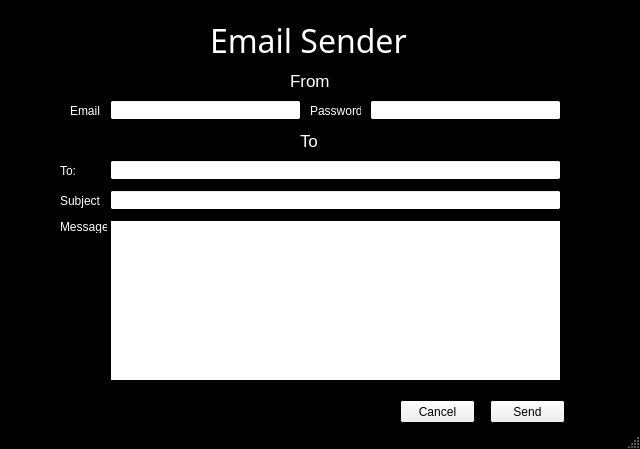
Above: Automating Emails/Email GUI App/Sender.ui from Hammad-001/Python-Projects before the change. Below: the same form after it.
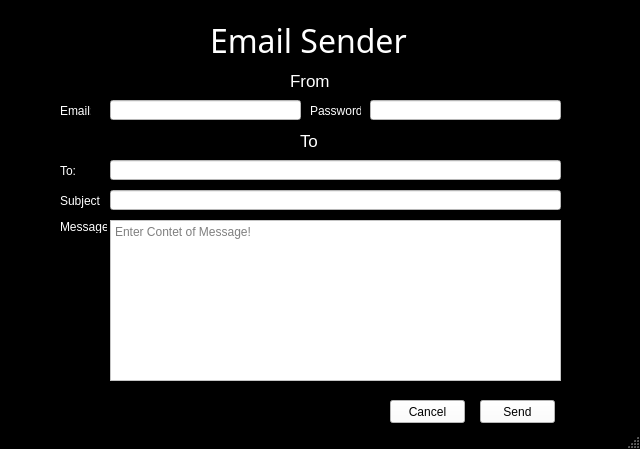
That is the form after the change.

```diff
--- a/Automating Emails/Email GUI App/Sender.ui
+++ b/Automating Emails/Email GUI App/Sender.ui
@@ -164,6 +164,25 @@
       <bold>true</bold>
      </font>
     </property>
+    <property name="cursor">
+     <cursorShape>IBeamCursor</cursorShape>
+    </property>
+    <property name="statusTip">
+     <string>Enter Receiver Email Here!</string>
+    </property>
+    <property name="layoutDirection">
+     <enum>Qt::LeftToRight</enum>
+    </property>
+    <property name="autoFillBackground">
+     <bool>false</bool>
+    </property>
+    <property name="styleSheet">
+     <string notr="true">color:black;
+background-color:white;</string>
+    </property>
+    <property name="locale">
+     <locale language="English" country="Pakistan"/>
+    </property>
    </widget>
    <widget class="QLineEdit" name="EmailSubject">
     <property name="geometry">
@@ -182,35 +201,264 @@
       <bold>true</bold>
      </font>
     </property>
+    <property name="cursor">
+     <cursorShape>IBeamCursor</cursorShape>
+    </property>
+    <property name="statusTip">
+     <string>Enter Subject of the Email!</string>
+    </property>
+    <property name="layoutDirection">
+     <enum>Qt::LeftToRight</enum>
+    </property>
+    <property name="autoFillBackground">
+     <bool>false</bool>
+    </property>
+    <property name="styleSheet">
+     <string notr="true">color:black;
+background-color:white;</string>
+    </property>
+    <property name="locale">
+     <locale language="English" country="Pakistan"/>
+    </property>
    </widget>
    <widget class="QPushButton" name="Cancel">
     <property name="geometry">
      <rect>
-      <x>400</x>
+      <x>390</x>
       <y>400</y>
       <width>75</width>
       <height>23</height>
      </rect>
     </property>
+    <property name="cursor">
+     <cursorShape>PointingHandCursor</cursorShape>
+    </property>
+    <property name="layoutDirection">
+     <enum>Qt::LeftToRight</enum>
+    </property>
+    <property name="autoFillBackground">
+     <bool>false</bool>
+    </property>
+    <property name="styleSheet">
+     <string notr="true">color:black;
+background-color:white;</string>
+    </property>
     <property name="text">
      <string>Cancel</string>
     </property>
+    <property name="autoDefault">
+     <bool>false</bool>
+    </property>
+    <property name="flat">
+     <bool>false</bool>
+    </property>
    </widget>
    <widget class="QPushButton" name="Send">
     <property name="geometry">
      <rect>
-      <x>490</x>
+      <x>480</x>
       <y>400</y>
       <width>75</width>
       <height>23</height>
      </rect>
     </property>
+    <property name="palette">
+     <palette>
+      <active>
+       <colorrole role="WindowText">
+        <brush brushstyle="SolidPattern">
+         <color alpha="255">
+          <red>0</red>
+          <green>0</green>
+          <blue>0</blue>
+         </color>
+        </brush>
+       </colorrole>
+       <colorrole role="Button">
+        <brush brushstyle="SolidPattern">
+         <color alpha="255">
+          <red>255</red>
+          <green>255</green>
+          <blue>255</blue>
+         </color>
+        </brush>
+       </colorrole>
+       <colorrole role="Text">
+        <brush brushstyle="SolidPattern">
+         <color alpha="255">
+          <red>0</red>
+          <green>0</green>
+          <blue>0</blue>
+         </color>
+        </brush>
+       </colorrole>
+       <colorrole role="ButtonText">
+        <brush brushstyle="SolidPattern">
+         <color alpha="255">
+          <red>0</red>
+          <green>0</green>
+          <blue>0</blue>
+         </color>
+        </brush>
+       </colorrole>
+       <colorrole role="Base">
+        <brush brushstyle="SolidPattern">
+         <color alpha="255">
+          <red>255</red>
+          <green>255</green>
+          <blue>255</blue>
+         </color>
+        </brush>
+       </colorrole>
+       <colorrole role="Window">
+        <brush brushstyle="SolidPattern">
+         <color alpha="255">
+          <red>255</red>
+          <green>255</green>
+          <blue>255</blue>
+         </color>
+        </brush>
+       </colorrole>
+      </active>
+      <inactive>
+       <colorrole role="WindowText">
+        <brush brushstyle="SolidPattern">
+         <color alpha="255">
+          <red>0</red>
+          <green>0</green>
+          <blue>0</blue>
+         </color>
+        </brush>
+       </colorrole>
+       <colorrole role="Button">
+        <brush brushstyle="SolidPattern">
+         <color alpha="255">
+          <red>255</red>
+          <green>255</green>
+          <blue>255</blue>
+         </color>
+        </brush>
+       </colorrole>
+       <colorrole role="Text">
+        <brush brushstyle="SolidPattern">
+         <color alpha="255">
+          <red>0</red>
+          <green>0</green>
+          <blue>0</blue>
+         </color>
+        </brush>
+       </colorrole>
+       <colorrole role="ButtonText">
+        <brush brushstyle="SolidPattern">
+         <color alpha="255">
+          <red>0</red>
+          <green>0</green>
+          <blue>0</blue>
+         </color>
+        </brush>
+       </colorrole>
+       <colorrole role="Base">
+        <brush brushstyle="SolidPattern">
+         <color alpha="255">
+          <red>255</red>
+          <green>255</green>
+          <blue>255</blue>
+         </color>
+        </brush>
+       </colorrole>
+       <colorrole role="Window">
+        <brush brushstyle="SolidPattern">
+         <color alpha="255">
+          <red>255</red>
+          <green>255</green>
+          <blue>255</blue>
+         </color>
+        </brush>
+       </colorrole>
+      </inactive>
+      <disabled>
+       <colorrole role="WindowText">
+        <brush brushstyle="SolidPattern">
+         <color alpha="255">
+          <red>0</red>
+          <green>0</green>
+          <blue>0</blue>
+         </color>
+        </brush>
+       </colorrole>
+       <colorrole role="Button">
+        <brush brushstyle="SolidPattern">
+         <color alpha="255">
+          <red>255</red>
+          <green>255</green>
+          <blue>255</blue>
+         </color>
+        </brush>
+       </colorrole>
+       <colorrole role="Text">
+        <brush brushstyle="SolidPattern">
+         <color alpha="255">
+          <red>0</red>
+          <green>0</green>
+          <blue>0</blue>
+         </color>
+        </brush>
+       </colorrole>
+       <colorrole role="ButtonText">
+        <brush brushstyle="SolidPattern">
+         <color alpha="255">
+          <red>0</red>
+          <green>0</green>
+          <blue>0</blue>
+         </color>
+        </brush>
+       </colorrole>
+       <colorrole role="Base">
+        <brush brushstyle="SolidPattern">
+         <color alpha="255">
+          <red>255</red>
+          <green>255</green>
+          <blue>255</blue>
+         </color>
+        </brush>
+       </colorrole>
+       <colorrole role="Window">
+        <brush brushstyle="SolidPattern">
+         <color alpha="255">
+          <red>255</red>
+          <green>255</green>
+          <blue>255</blue>
+         </color>
+        </brush>
+       </colorrole>
+      </disabled>
+     </palette>
+    </property>
+    <property name="cursor">
+     <cursorShape>PointingHandCursor</cursorShape>
+    </property>
     <property name="focusPolicy">
      <enum>Qt::StrongFocus</enum>
     </property>
+    <property name="layoutDirection">
+     <enum>Qt::LeftToRight</enum>
+    </property>
+    <property name="autoFillBackground">
+     <bool>false</bool>
+    </property>
+    <property name="styleSheet">
+     <string notr="true">color:black;
+background-color:white;</string>
+    </property>
     <property name="text">
      <string>Send</string>
     </property>
+    <property name="autoDefault">
+     <bool>false</bool>
+    </property>
+    <property name="flat">
+     <bool>false</bool>
+    </property>
    </widget>
    <widget class="QLineEdit" name="Password">
     <property name="geometry">
@@ -229,6 +477,28 @@
       <bold>true</bold>
      </font>
     </property>
+    <property name="cursor">
+     <cursorShape>IBeamCursor</cursorShape>
+    </property>
+    <property name="statusTip">
+     <string>Enter Sender Password Here!</string>
+    </property>
+    <property name="layoutDirection">
+     <enum>Qt::LeftToRight</enum>
+    </property>
+    <property name="autoFillBackground">
+     <bool>false</bool>
+    </property>
+    <property name="styleSheet">
+     <string notr="true">color:black;
+background-color:white;</string>
+    </property>
+    <property name="locale">
+     <locale language="English" country="Pakistan"/>
+    </property>
+    <property name="echoMode">
+     <enum>QLineEdit::Password</enum>
+    </property>
    </widget>
    <widget class="QLineEdit" name="Email">
     <property name="geometry">
@@ -247,6 +517,31 @@
       <bold>true</bold>
      </font>
     </property>
+    <property name="cursor">
+     <cursorShape>IBeamCursor</cursorShape>
+    </property>
+    <property name="toolTip">
+     <string/>
+    </property>
+    <property name="statusTip">
+     <string>Enter Sender Email Here!</string>
+    </property>
+    <property name="whatsThis">
+     <string/>
+    </property>
+    <property name="layoutDirection">
+     <enum>Qt::LeftToRight</enum>
+    </property>
+    <property name="autoFillBackground">
+     <bool>false</bool>
+    </property>
+    <property name="styleSheet">
+     <string notr="true">color:black;
+background-color:white;</string>
+    </property>
+    <property name="locale">
+     <locale language="English" country="Pakistan"/>
+    </property>
     <property name="text">
      <string/>
     </property>
@@ -254,7 +549,7 @@
    <widget class="QLabel" name="labelEmail">
     <property name="geometry">
      <rect>
-      <x>70</x>
+      <x>60</x>
       <y>100</y>
       <width>31</width>
       <height>21</height>
@@ -346,6 +641,16 @@
       <height>161</height>
      </rect>
     </property>
+    <property name="statusTip">
+     <string/>
+    </property>
+    <property name="styleSheet">
+     <string notr="true">color:black;
+background-color:white;</string>
+    </property>
+    <property name="placeholderText">
+     <string>Enter Contet of Message!</string>
+    </property>
    </widget>
    <widget class="QLabel" name="label">
     <property name="geometry">
```
Left out of the diff: 15 changed lines with no effect on the pictures.
